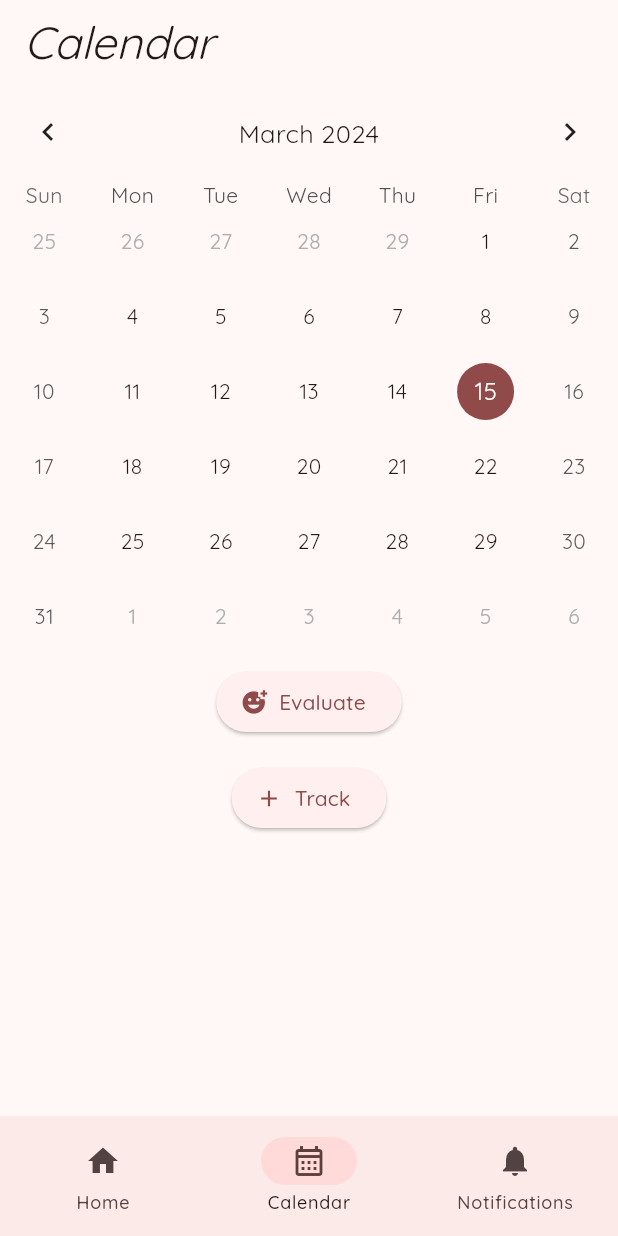
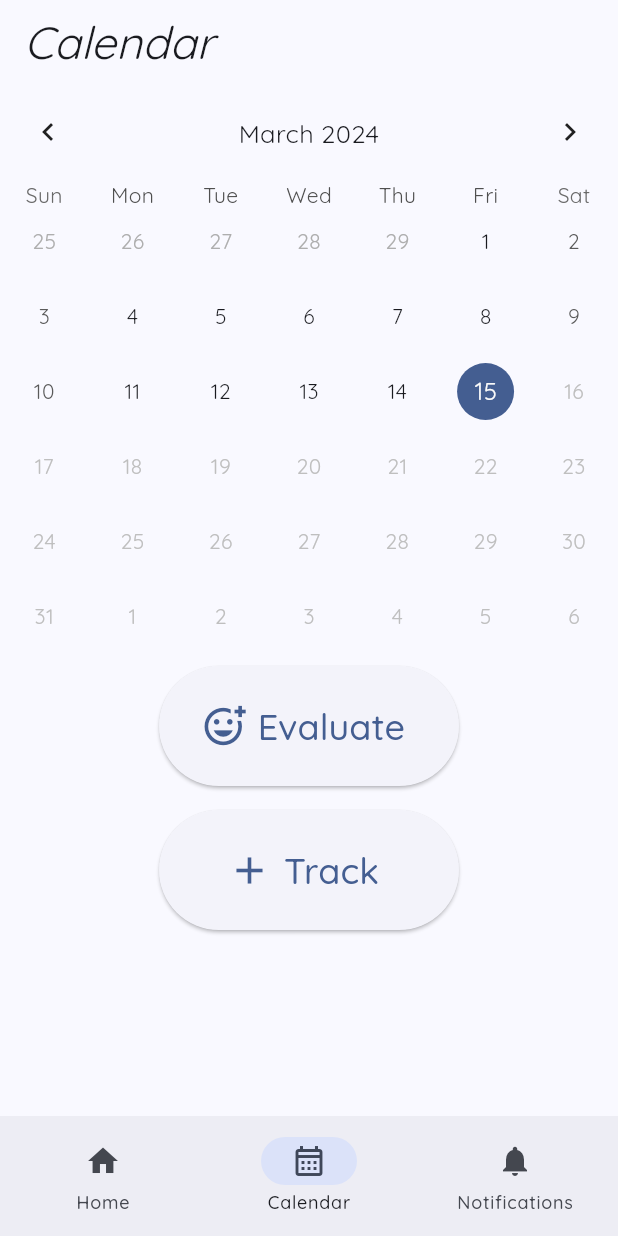
Before and after one commit to ellenritterbusch/urinary_incontinence_application, a Flutter app: the screen it shows after launch, item 2 of the bottom bar chosen, on a phone screen of 412 x 824 dp. Run offline on Flutter 3.47's test engine with Material 3 defaults, Android fonts, the phone set to English and light mode, and no system bars; drawn by our look-alikes of table_calendar; our stand-ins replace google_fonts.

Commit message:
BiggerButtons

```diff
--- a/lib/BladderDiary/CalendarPage/CalendarPage.dart
+++ b/lib/BladderDiary/CalendarPage/CalendarPage.dart
@@ -1,6 +1,8 @@
 import 'package:flutter/material.dart';
 import 'package:urinary_incontinence_application/BladderDiary/CalendarPage/Table_calendar.dart';
+import 'package:urinary_incontinence_application/BladderDiary/CalendarPage/Track_button.dart';
 import 'package:urinary_incontinence_application/BladderDiary/DailyEvaluationPage/DailyEvaluationPage.dart';
+import 'package:urinary_incontinence_application/BladderDiary/CalendarPage/Evaluate_button.dart';
 
 class CalendarPage extends StatefulWidget {
   const CalendarPage({super.key});
@@ -18,32 +20,18 @@ class _CalendarPageState extends State<CalendarPage> {
       ),
       body:
 
-      ////////// track and evaluate button //////////
-      Column(
+      ////////// Opbygning af siden //////////
+      const Column(
       children: [
-        const Table_calendar(),         //Henviser til Table_calender klassen
+        Table_calendar(),         //Henviser til Table_calender klassen
         Padding(
-          padding: const EdgeInsets.all(8.0),
-          child: ElevatedButton.icon(
-            onPressed: () {
-              Navigator.push(
-               context,
-                MaterialPageRoute(builder: (context) => const DailyEvaluationPage()),
-               );
-            },
-            icon: const Icon(Icons.add_reaction),
-            label: const Text("Evaluate")),
+          padding: EdgeInsets.all(8.0),
+          child: Evaluate_button(),     //Henviser til Evaluate_button klassen
         ),
-
         Padding(
-          padding: const EdgeInsets.all(8.0),
-          child: ElevatedButton.icon(
-            onPressed:() {
-
-            },
-            icon: const Icon(Icons.add),
-            label: const Text("Track")),
-        )
+          padding: EdgeInsets.all(8.0),
+          child: Track_button()       //Henviser til Track_button klassen
+          )
       ],
       )
     );
--- a/lib/BladderDiary/CalendarPage/Evaluate_button.dart
+++ b/lib/BladderDiary/CalendarPage/Evaluate_button.dart
@@ -0,0 +1,32 @@
+import 'package:flutter/material.dart';
+import 'package:urinary_incontinence_application/BladderDiary/DailyEvaluationPage/DailyEvaluationPage.dart';
+
+class Evaluate_button extends StatefulWidget {
+  const Evaluate_button({super.key});
+
+  @override
+  State<Evaluate_button> createState() => _Evaluate_buttonState();
+}
+
+class _Evaluate_buttonState extends State<Evaluate_button> {
+  @override
+  Widget build(BuildContext context) {
+      return ElevatedButton.icon(
+            onPressed: () {
+              Navigator.push(
+               context,
+                MaterialPageRoute(builder: (context) => const DailyEvaluationPage()),
+               );
+            },
+            icon: const Icon(Icons.add_reaction_outlined,
+            size: 30,),
+            label: const Text("Evaluate",
+            style: TextStyle(
+              fontSize: 24
+            ),),
+            style: ElevatedButton.styleFrom(
+              fixedSize: Size(200, 80),
+            )
+    );
+  }
+}
--- a/lib/BladderDiary/CalendarPage/Table_calendar.dart
+++ b/lib/BladderDiary/CalendarPage/Table_calendar.dart
@@ -25,11 +25,12 @@ void _onDaySelected(DateTime day, DateTime focusedDay){ //funktion der sætter d
       child: TableCalendar(
         locale: "en_US",
         rowHeight: 50,
-        headerStyle: HeaderStyle(
+        headerStyle: const HeaderStyle(
           formatButtonVisible: false,
           titleCentered: true,
         ),
         availableGestures: AvailableGestures.all,
+
         ///Udseende detaljer///
         calendarStyle: CalendarStyle(
           selectedDecoration: BoxDecoration(
@@ -37,17 +38,20 @@ void _onDaySelected(DateTime day, DateTime focusedDay){ //funktion der sætter d
             shape: BoxShape.circle),
            todayDecoration: BoxDecoration(
             color: Colors.transparent,
-            //backgroundBlendMode: BlendMode.colorBurn,
+            border: Border.all(),
             shape: BoxShape.circle),
-            todayTextStyle: TextStyle(color: Colors.black)
+            todayTextStyle: const TextStyle(
+              color: Colors.black)
            ),
 
         ///day specifications///
         firstDay:DateTime.utc(2024,01,01),
-        lastDay: DateTime.utc(2030,01,01),
+        lastDay: DateTime.now(),
         focusedDay: today,
         onDaySelected: _onDaySelected,
         selectedDayPredicate: (day) => isSameDay(day, today),
+
+
 
         ),
     );
--- a/lib/BladderDiary/CalendarPage/Track_button.dart
+++ b/lib/BladderDiary/CalendarPage/Track_button.dart
@@ -0,0 +1,25 @@
+import 'package:flutter/material.dart';
+import 'package:urinary_incontinence_application/BladderDiary/BladderDiaryPage/BladderDiaryPage.dart';
+
+class Track_button extends StatelessWidget {
+  const Track_button({super.key});
+
+  @override
+  Widget build(BuildContext context) {
+    return ElevatedButton.icon(
+            style: ElevatedButton.styleFrom(
+              fixedSize: Size(200, 80)
+            ),
+            onPressed:() {
+
+            },
+            icon: const Icon(Icons.add,
+            size: 30,),
+            label: const Text("Track",
+            style: TextStyle(
+              fontSize: 24
+            ),
+            ),
+          );
+  }
+}
--- a/lib/main.dart
+++ b/lib/main.dart
@@ -19,7 +19,7 @@ class MyApp extends StatelessWidget {
       theme: ThemeData(
         useMaterial3: true,
         colorScheme: ColorScheme.fromSeed(
-          seedColor: Color.fromARGB(207, 230, 55, 70),
+          seedColor: Color.fromARGB(207, 102, 147, 233),
           brightness: Brightness.light,
         ),
       textTheme: TextTheme(
```
Also changed, not shown: lib/BladderDiary/DailyEvaluationPage/Evaluation_button.dart (deleted), lib/BladderDiary/DailyEvaluationPage/Smiley_button.dart (added).
